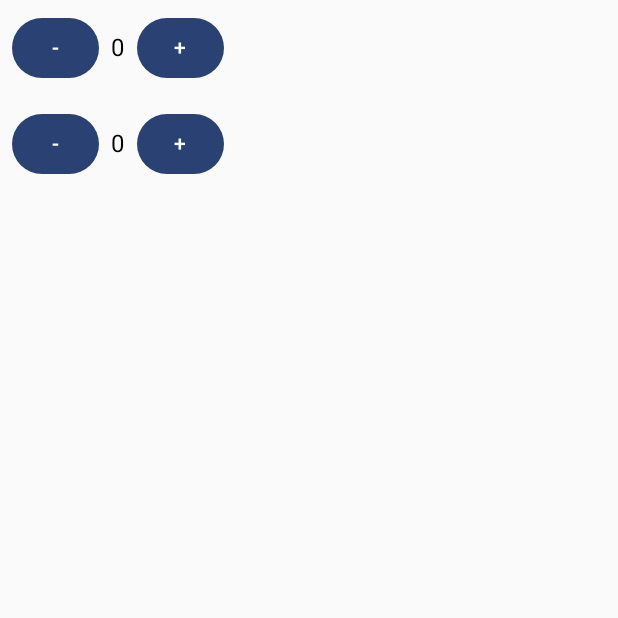
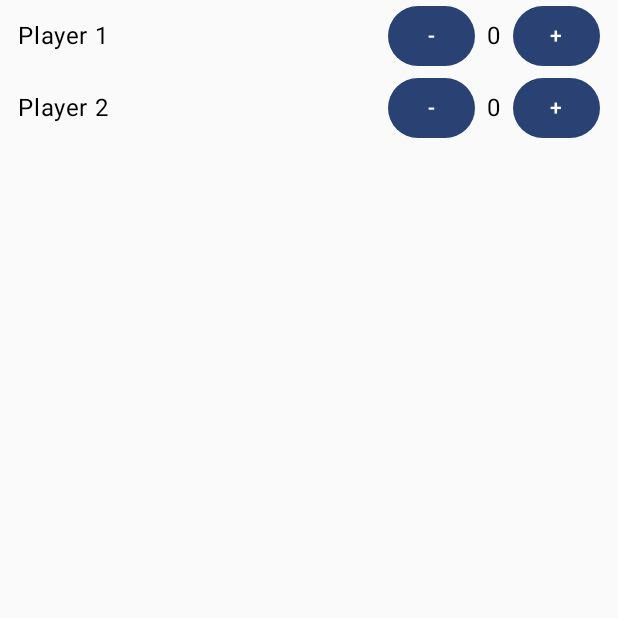
Before and after one commit to JazBass/ScoringApp, an Android app built with Jetpack Compose: the screen it shows after launch (MainActivity), after a tap on "Start Game", on a phone screen of 412 x 824 dp, the top half of it. Run offline under Robolectric (Android 15) with nearby library versions, the phone set to English and light mode, and no system bars; our stand-ins replace Dagger/Hilt's generated code, Room's generated code.

Commit message:
UI refactor

```diff
--- a/presentation/src/main/java/com/jazbass/presentation/GameUIState.kt
+++ b/presentation/src/main/java/com/jazbass/presentation/GameUIState.kt
@@ -2,7 +2,7 @@ package com.jazbass.presentation
 
 sealed class GameUIState {
 
-    object Loading : GameUIState()
+    data object Loading : GameUIState()
     data class Success(val id: Long) : GameUIState()
     data class Error(val msg: String) : GameUIState()
 }
--- a/presentation/src/main/java/com/jazbass/presentation/components/ScoreNoter.kt
+++ b/presentation/src/main/java/com/jazbass/presentation/components/ScoreNoter.kt
@@ -1,6 +1,8 @@
 package com.jazbass.presentation.components
 
 import android.annotation.SuppressLint
+import androidx.compose.foundation.layout.Arrangement
+import androidx.compose.foundation.layout.Box
 import androidx.compose.foundation.layout.Row
 import androidx.compose.foundation.layout.fillMaxWidth
 import androidx.compose.foundation.layout.padding
@@ -20,24 +22,26 @@ import com.jazbass.presentation.theme.ScoringTheme
 @Composable
 fun ScoreNote(
     player: PlayerBusiness
-){
-    Row (
+) {
+    Row(
         modifier = Modifier
             .fillMaxWidth()
-            .padding(8.dp)
-            .clip(RoundedCornerShape(6.dp)),
-        verticalAlignment = Alignment.CenterVertically
+            .padding(horizontal = 12.dp),
+        verticalAlignment = Alignment.CenterVertically,
+        horizontalArrangement = Arrangement.SpaceBetween
     ) {
         Text(text = player.name)// First letter to uppercase ?
-        Button(onClick = { player.increaseScore() }) {
+        Row(verticalAlignment = Alignment.CenterVertically) {
+            Button(onClick = { player.decreaseScore() }) {
                 Text(text = "-")
             }
             Text(
                 text = player.actualScore.value.toString(),
                 modifier = Modifier.padding(horizontal = 8.dp)
             )
-        Button(onClick = { player.decreaseScore() }) {
+            Button(onClick = { player.increaseScore() }) {
                 Text(text = "+")
+            }
         }
     }
 }
@@ -45,10 +49,10 @@ fun ScoreNote(
 @SuppressLint("UnrememberedMutableState")
 @Preview
 @Composable
-fun ScoreNotePreview(){
+fun ScoreNotePreview() {
     ScoringTheme {
         Surface {
-            ScoreNote(PlayerBusiness(0,"Javier", 0, 0))
+            ScoreNote(PlayerBusiness(0, "Javier", 0, 0))
         }
     }
 }
--- a/presentation/src/main/java/com/jazbass/presentation/view/GameScreen.kt
+++ b/presentation/src/main/java/com/jazbass/presentation/view/GameScreen.kt
@@ -2,10 +2,12 @@ package com.jazbass.presentation.view
 
 import android.annotation.SuppressLint
 import androidx.compose.foundation.layout.Column
+import androidx.compose.foundation.layout.fillMaxWidth
 import androidx.compose.material3.Text
 import androidx.compose.runtime.Composable
 import androidx.compose.runtime.LaunchedEffect
 import androidx.compose.runtime.collectAsState
+import androidx.compose.ui.Modifier
 import androidx.navigation.NavHostController
 import com.jazbass.presentation.components.ScoreNote
 import com.jazbass.presentation.viewModel.GameViewModel
@@ -24,7 +26,7 @@ fun GameScreen(
     }
 
     Text(text = actualGame.value.name)
-    Column {
+    Column(modifier = Modifier.fillMaxWidth()) {
         players.value.let {
             for (player in it){
                 ScoreNote(player = player)
--- a/presentation/src/main/java/com/jazbass/presentation/view/MainScreen.kt
+++ b/presentation/src/main/java/com/jazbass/presentation/view/MainScreen.kt
@@ -1,5 +1,7 @@
 package com.jazbass.presentation.view
 
+import androidx.compose.foundation.layout.Arrangement
+import androidx.compose.foundation.layout.Box
 import androidx.compose.foundation.layout.Column
 import androidx.compose.foundation.layout.Row
 import androidx.compose.foundation.layout.fillMaxSize
@@ -20,6 +22,7 @@ import androidx.compose.runtime.mutableIntStateOf
 import androidx.compose.runtime.mutableStateOf
 import androidx.compose.runtime.remember
 import androidx.compose.runtime.setValue
+import androidx.compose.ui.Alignment
 import androidx.compose.ui.Modifier
 import androidx.compose.ui.text.style.TextAlign
 import androidx.compose.ui.unit.dp
@@ -42,7 +45,10 @@ fun MainScreen(
     val playersNames = remember { mutableListOf<String>() }
 
     Scaffold { paddingValues ->
-        Column(modifier = Modifier.padding(paddingValues)) {
+        Column(
+            modifier = Modifier.padding(paddingValues),
+            horizontalAlignment = Alignment.CenterHorizontally
+        ) {
             OutlinedTextField(
                 modifier = Modifier
                     .fillMaxWidth()
@@ -51,18 +57,34 @@ fun MainScreen(
                 onValueChange = { gameName = it },
                 label = { Text(text = "Game") }
             )
-            Row {
+            Row(
+                modifier = Modifier
+                    .fillMaxWidth()
+                    .padding(horizontal = 12.dp),
+                verticalAlignment = Alignment.CenterVertically,
+                horizontalArrangement = Arrangement.SpaceBetween
+            ) {
                 Text(text = "Players amount")
-                Button(onClick = { if (playersCount > 1) playersCount-- }) {
-                    Text(text = "-")
-                }
-                Text(text = playersCount.toString())
-                Button(onClick = { playersCount++ }) {
-                    Text(text = "+")
+                Row(verticalAlignment = Alignment.CenterVertically) {
+                    Button(onClick = { if (playersCount > 1) playersCount-- }) {
+                        Text(text = "-")
+                    }
+                    Text(
+                        modifier = Modifier.padding(horizontal = 8.dp),
+                        text = playersCount.toString()
+                    )
+                    Button(onClick = { playersCount++ }) {
+                        Text(text = "+")
+                    }
                 }
             }
             repeat(playersCount) { i ->
-                if (playersNames.size < playersCount) playersNames.add(i, "")
+                val label = "Player ${i + 1}"
+                if (playersNames.size < playersCount) {
+                    playersNames.add(i, label)
+                } else if (playersNames.size > playersCount) {
+                    playersNames.removeLast()
+                }
                 var playerName by remember { mutableStateOf("") }
                 OutlinedTextField(
                     modifier = Modifier
@@ -71,9 +93,12 @@ fun MainScreen(
                     value = playerName,
                     onValueChange = { newValue ->
                         playerName = newValue
-                        playersNames.set(i, newValue)
+                        playersNames[i] = newValue
+                        if (newValue.isNullOrBlank()) {
+                            playersNames[i] = label
+                        }
                     },
-                    label = { Text(text = "Player ${i + 1}") }
+                    label = { Text(text = label) }
                 )
 
             }
@@ -87,11 +112,6 @@ fun MainScreen(
                             }
                         )
                     }
-//                    playersNames.value.map { playerName ->
-//                        PlayerBusiness(0L, playerName, 0, 0)
-//                    }.also {
-//                        viewModel.addPlayers(it)
-//                    }
                     navController.navigate("gameScreen")
                 }) {
                 Text(text = "Start Game")
```
Lines whose indentation alone changed are shown as unchanged.
